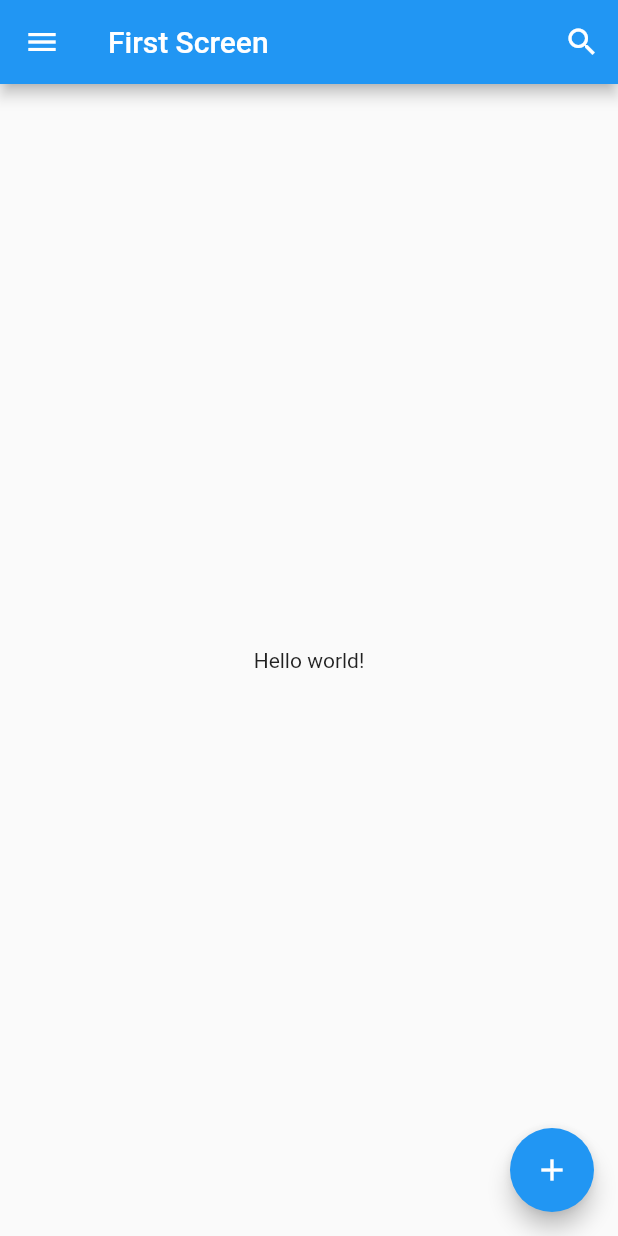
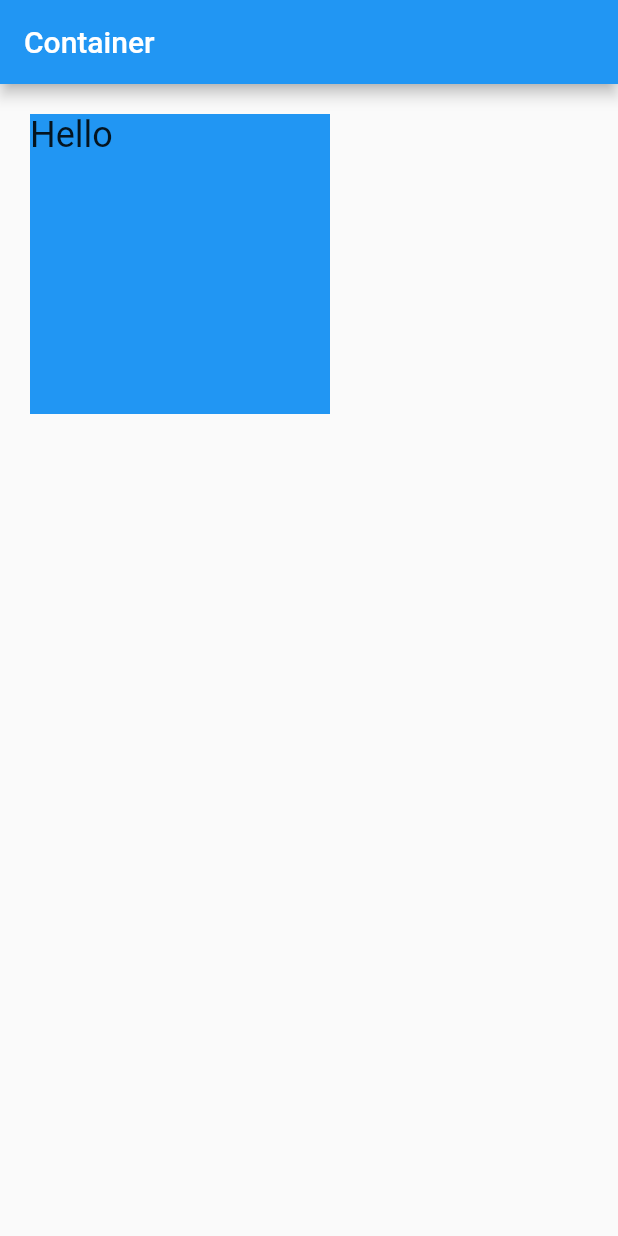
Before and after one commit to AdiMunawar31/BELAJAR-FLUTTER, a Flutter app: the screen it shows after launch, on a phone screen of 412 x 824 dp. Run offline on Flutter 3.47's test engine with Material 2 defaults, Android fonts, the phone set to English and light mode, and no system bars.

Commit message:
belajar container

```diff
--- a/analysis_options.yaml
+++ b/analysis_options.yaml
@@ -22,8 +22,8 @@ linter:
   # `// ignore_for_file: name_of_lint` syntax on the line or in the file
   # producing the lint.
   rules:
+    prefer_const_constructors: false
     # avoid_print: false  # Uncomment to disable the `avoid_print` rule
     # prefer_single_quotes: true  # Uncomment to enable the `prefer_single_quotes` rule
-
 # Additional information about this file can be found at
 # https://dart.dev/guides/language/analysis-options
--- a/lib/main.dart
+++ b/lib/main.dart
@@ -1,6 +1,4 @@
-// ignore_for_file: prefer_const_constructors
-
-import 'package:belajar_flutter/tutorial/scaffold.dart';
+import 'package:belajar_flutter/tutorial/container.dart';
 import 'package:flutter/material.dart';
 
 void main() {
@@ -15,6 +13,6 @@ class MyApp extends StatelessWidget {
     return MaterialApp(
         title: 'Flutter Basic',
         theme: ThemeData(primarySwatch: Colors.blue),
-        home: FirstScreen());
+        home: ContainerScreen());
   }
 }
--- /dev/null
+++ b/lib/tutorial/container.dart
@@ -0,0 +1,21 @@
+import 'package:flutter/material.dart';
+
+class ContainerScreen extends StatelessWidget {
+  const ContainerScreen({Key? key}) : super(key: key);
+
+  @override
+  Widget build(BuildContext context) {
+    return Scaffold(
+      appBar: AppBar(
+        title: Text('Container'),
+      ),
+      body: Container(
+        child: Text('Hello', style: TextStyle(fontSize: 24)),
+        color: Colors.blue,
+        width: 200,
+        height: 200,
+        margin: EdgeInsets.all(20),
+      ),
+    );
+  }
+}
--- a/lib/tutorial/scaffold.dart
+++ b/lib/tutorial/scaffold.dart
@@ -1,5 +1,3 @@
-// ignore_for_file: prefer_const_constructors
-
 import 'package:flutter/material.dart';
 
 class FirstScreen extends StatelessWidget {
```
